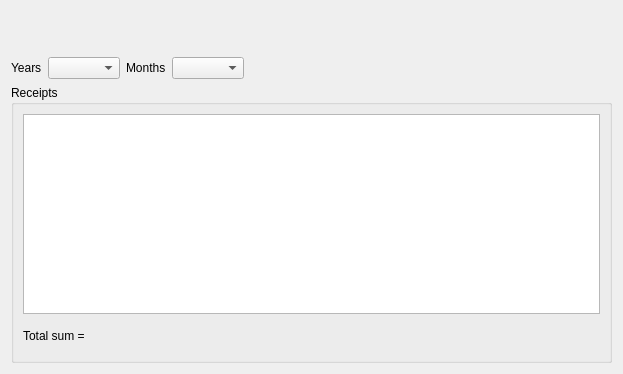
First picture: the form in plugins/accountplugin/ledger/ledgerviewer.ui, repository FreeHealth/freehealth, before the edit.
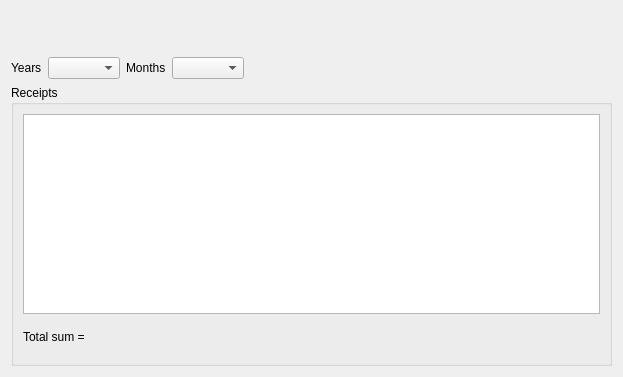
Second picture: the form after the edit.

What changed in the file:
```diff
--- a/plugins/accountplugin/ledger/ledgerviewer.ui
+++ b/plugins/accountplugin/ledger/ledgerviewer.ui
@@ -7,7 +7,7 @@
     <x>0</x>
     <y>0</y>
     <width>623</width>
-    <height>374</height>
+    <height>377</height>
    </rect>
   </property>
   <property name="windowTitle">
```
Left out of the diff: 4 changed lines with no effect on the pictures.
